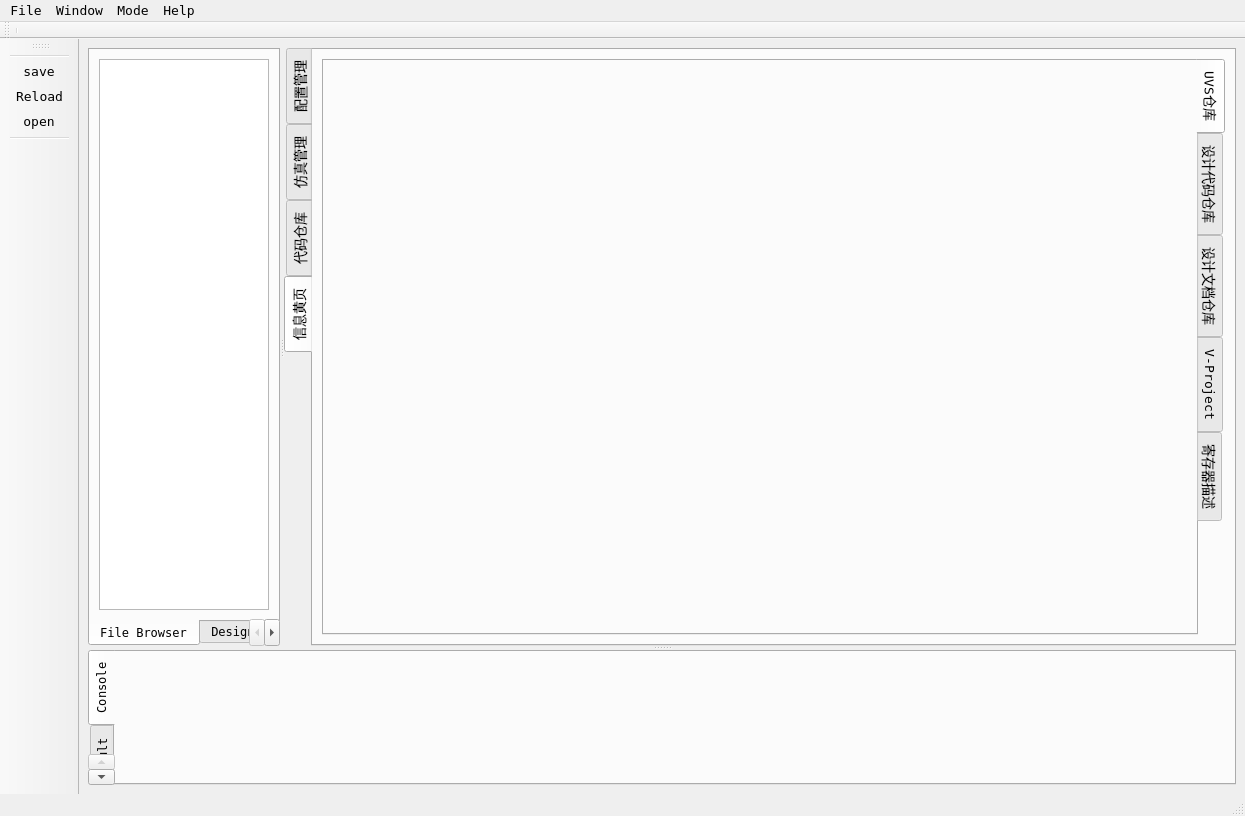
First picture: the form in uvs.ui, repository henry-czh/uvs_smt, before the edit.
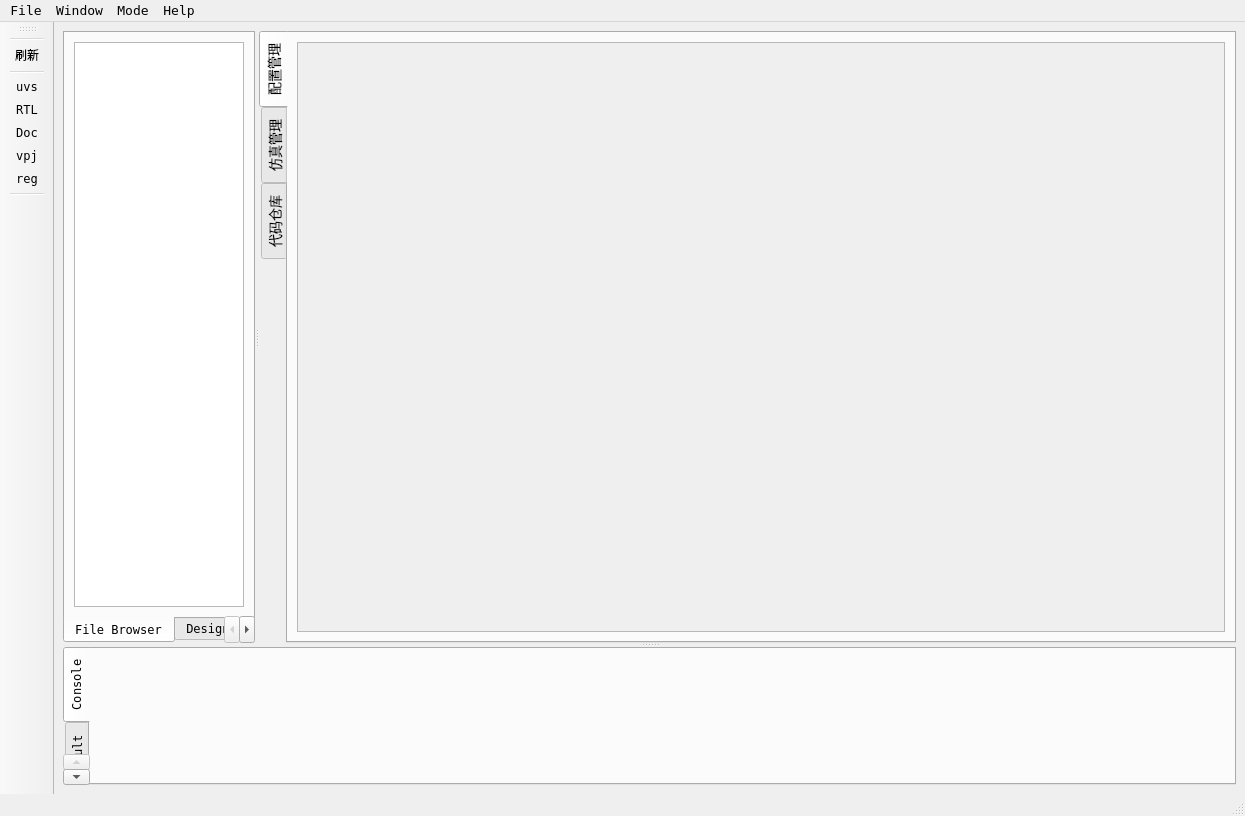
Second picture: the form after the edit. The open tabs and pages were chosen to show the change. Icons and pictures are not drawn.

What changed in the file:
```diff
--- a/uvs.ui
+++ b/uvs.ui
@@ -342,8 +342,8 @@
               <rect>
                <x>0</x>
                <y>0</y>
-               <width>940</width>
-               <height>575</height>
+               <width>926</width>
+               <height>586</height>
               </rect>
              </property>
              <property name="sizePolicy">
@@ -423,15 +423,15 @@
                 <property name="sizeAdjustPolicy">
                  <enum>QComboBox::AdjustToContents</enum>
                 </property>
+                <property name="placeholderText">
+                 <string/>
+                </property>
                 <property name="frame">
                  <bool>true</bool>
                 </property>
                 <property name="modelColumn">
                  <number>0</number>
                 </property>
-                <property name="placeholderText" stdset="0">
-                 <string/>
-                </property>
                </widget>
               </item>
               <item>
@@ -1561,77 +1561,6 @@
           </property>
          </widget>
         </widget>
-        <widget class="QWidget" name="tab">
-         <attribute name="icon">
-          <iconset resource="icon.qrc">
-           <normaloff>:/ico/world-wide-web.png</normaloff>:/ico/world-wide-web.png</iconset>
-         </attribute>
-         <attribute name="title">
-          <string>信息黄页</string>
-         </attribute>
-         <layout class="QVBoxLayout" name="verticalLayout_6">
-          <item>
-           <widget class="QTabWidget" name="tabWidget_webs">
-            <property name="tabPosition">
-             <enum>QTabWidget::East</enum>
-            </property>
-            <property name="currentIndex">
-             <number>0</number>
-            </property>
-            <widget class="QWidget" name="tab_uvs">
-             <attribute name="icon">
-              <iconset resource="icon.qrc">
-               <normaloff>:/ico/uvs_white.jpg</normaloff>:/ico/uvs_white.jpg</iconset>
-             </attribute>
-             <attribute name="title">
-              <string>UVS仓库</string>
-             </attribute>
-             <layout class="QVBoxLayout" name="verticalLayout_7"/>
-            </widget>
-            <widget class="QWidget" name="tab_dcode">
-             <attribute name="icon">
-              <iconset resource="icon.qrc">
-               <normaloff>:/ico/coda.png</normaloff>:/ico/coda.png</iconset>
-             </attribute>
-             <attribute name="title">
-              <string>设计代码仓库</string>
-             </attribute>
-             <layout class="QVBoxLayout" name="verticalLayout_8"/>
-            </widget>
-            <widget class="QWidget" name="tab_ddoc">
-             <attribute name="icon">
-              <iconset resource="icon.qrc">
-               <normaloff>:/ico/note_accept.ico</normaloff>:/ico/note_accept.ico</iconset>
-             </attribute>
-             <attribute name="title">
-              <string>设计文档仓库</string>
-             </attribute>
-             <layout class="QVBoxLayout" name="verticalLayout_9"/>
-            </widget>
-            <widget class="QWidget" name="tab_vproject">
-             <attribute name="icon">
-              <iconset resource="icon.qrc">
-               <normaloff>:/ico/stadistics.png</normaloff>:/ico/stadistics.png</iconset>
-             </attribute>
-             <attribute name="title">
-              <string>V-Project</string>
-             </attribute>
-             <layout class="QVBoxLayout" name="verticalLayout_10"/>
-            </widget>
-            <widget class="QWidget" name="tab_regs">
-             <attribute name="icon">
-              <iconset resource="icon.qrc">
-               <normaloff>:/ico/equalizer.ico</normaloff>:/ico/equalizer.ico</iconset>
-             </attribute>
-             <attribute name="title">
-              <string>寄存器描述</string>
-             </attribute>
-             <layout class="QVBoxLayout" name="verticalLayout_11"/>
-            </widget>
-           </widget>
-          </item>
-         </layout>
-        </widget>
        </widget>
       </widget>
       <widget class="QTabWidget" name="tabWidget_2">
@@ -1709,7 +1638,7 @@
      <x>0</x>
      <y>0</y>
      <width>1245</width>
-     <height>22</height>
+     <height>25</height>
     </rect>
    </property>
    <widget class="QMenu" name="menuFile">
@@ -1785,9 +1714,18 @@
    </property>
   </widget>
   <widget class="QToolBar" name="toolBar">
+   <property name="font">
+    <font>
+     <family>DejaVu Sans Mono</family>
+     <pointsize>9</pointsize>
+    </font>
+   </property>
    <property name="windowTitle">
     <string>toolBar</string>
    </property>
+   <property name="toolButtonStyle">
+    <enum>Qt::ToolButtonTextUnderIcon</enum>
+   </property>
    <attribute name="toolBarArea">
     <enum>LeftToolBarArea</enum>
    </attribute>
@@ -1795,33 +1733,31 @@
     <bool>false</bool>
    </attribute>
    <addaction name="separator"/>
-   <addaction name="actionsave"/>
    <addaction name="actionreload"/>
-   <addaction name="actionopen"/>
    <addaction name="separator"/>
+   <addaction name="actionUVSWeb"/>
+   <addaction name="actionDcodeWeb"/>
+   <addaction name="actionDoc"/>
+   <addaction name="actionvproject"/>
+   <addaction name="actionreg"/>
+   <addaction name="separator"/>
   </widget>
-  <widget class="QToolBar" name="toolBar_2">
-   <property name="windowTitle">
-    <string>toolBar_2</string>
+  <action name="actionUVSWeb">
+   <property name="checkable">
+    <bool>false</bool>
    </property>
-   <attribute name="toolBarArea">
-    <enum>TopToolBarArea</enum>
-   </attribute>
-   <attribute name="toolBarBreak">
+   <property name="checked">
     <bool>false</bool>
-   </attribute>
-   <addaction name="separator"/>
-  </widget>
-  <action name="actionsave">
+   </property>
    <property name="icon">
     <iconset resource="icon.qrc">
-     <normaloff>:/ico/note_accept.ico</normaloff>:/ico/note_accept.ico</iconset>
+     <normaloff>:/ico/uvs_white.jpg</normaloff>:/ico/uvs_white.jpg</iconset>
    </property>
    <property name="text">
-    <string>save</string>
+    <string>uvs</string>
    </property>
    <property name="toolTip">
-    <string>save config file</string>
+    <string>uvs仓库网页</string>
    </property>
   </action>
   <action name="actionreload">
@@ -1830,19 +1766,35 @@
      <normaloff>:/ico/refresh.ico</normaloff>:/ico/refresh.ico</iconset>
    </property>
    <property name="text">
-    <string>Reload</string>
+    <string>刷新</string>
    </property>
    <property name="toolTip">
     <string>重新加载配置文件</string>
    </property>
+   <property name="font">
+    <font>
+     <pointsize>9</pointsize>
+    </font>
+   </property>
   </action>
-  <action name="actionopen">
+  <action name="actionDcodeWeb">
+   <property name="checkable">
+    <bool>false</bool>
+   </property>
    <property name="icon">
     <iconset resource="icon.qrc">
-     <normaloff>:/ico/search_page.ico</normaloff>:/ico/search_page.ico</iconset>
+     <normaloff>:/ico/coda.png</normaloff>:/ico/coda.png</iconset>
    </property>
    <property name="text">
-    <string>open</string>
+    <string>RTL</string>
+   </property>
+   <property name="toolTip">
+    <string>设计代码仓库网页</string>
+   </property>
+   <property name="font">
+    <font>
+     <pointsize>9</pointsize>
+    </font>
    </property>
   </action>
   <action name="actionExit">
@@ -1905,6 +1857,58 @@
     <string>About SMT</string>
    </property>
   </action>
+  <action name="actionDoc">
+   <property name="checkable">
+    <bool>false</bool>
+   </property>
+   <property name="icon">
+    <iconset resource="icon.qrc">
+     <normaloff>:/ico/note_accept.ico</normaloff>:/ico/note_accept.ico</iconset>
+   </property>
+   <property name="text">
+    <string>Doc</string>
+   </property>
+   <property name="toolTip">
+    <string>设计文档网页</string>
+   </property>
+   <property name="font">
+    <font>
+     <pointsize>9</pointsize>
+    </font>
+   </property>
+  </action>
+  <action name="actionvproject">
+   <property name="checkable">
+    <bool>false</bool>
+   </property>
+   <property name="icon">
+    <iconset resource="icon.qrc">
+     <normaloff>:/ico/stadistics.png</normaloff>:/ico/stadistics.png</iconset>
+   </property>
+   <property name="text">
+    <string>vpj</string>
+   </property>
+   <property name="toolTip">
+    <string>V-Project网页</string>
+   </property>
+   <property name="font">
+    <font>
+     <pointsize>9</pointsize>
+    </font>
+   </property>
+  </action>
+  <action name="actionreg">
+   <property name="icon">
+    <iconset resource="icon.qrc">
+     <normaloff>:/ico/equalizer.ico</normaloff>:/ico/equalizer.ico</iconset>
+   </property>
+   <property name="text">
+    <string>reg</string>
+   </property>
+   <property name="toolTip">
+    <string>寄存器文档</string>
+   </property>
+  </action>
  </widget>
  <resources>
   <include location="icon.qrc"/>
```
